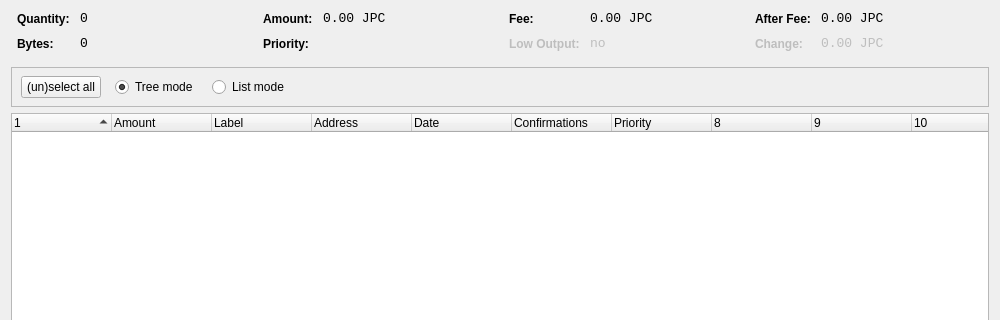
Before: the Qt Designer form src/qt/forms/coincontroldialog.ui in rtc29462/JackpotCoin, drawn with Qt 5; both pictures show x 0 to 1000 and y 0 to 320 of the 1000 by 500 pixel window.
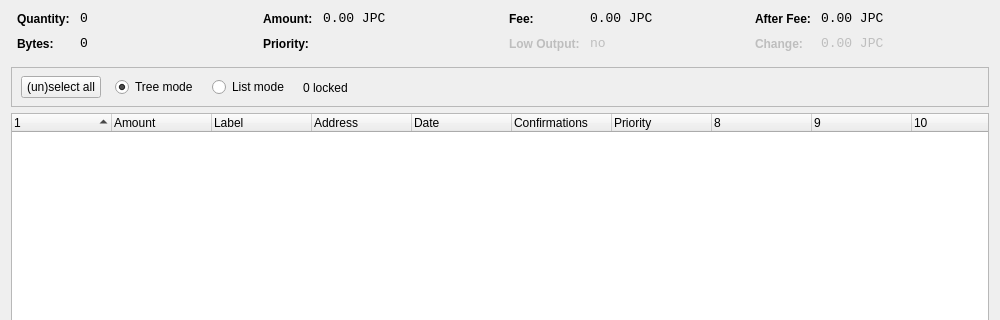
After: the same form once the commit is applied. Custom widgets are drawn as their Qt base class.

Patch:
```diff
--- a/src/qt/forms/coincontroldialog.ui
+++ b/src/qt/forms/coincontroldialog.ui
@@ -375,11 +375,11 @@
        <rect>
         <x>10</x>
         <y>0</y>
-        <width>781</width>
+        <width>691</width>
         <height>41</height>
        </rect>
       </property>
-      <layout class="QHBoxLayout" name="horizontalLayoutPanel" stretch="0,0,0,0">
+      <layout class="QHBoxLayout" name="horizontalLayoutPanel" stretch="0,0,0,0,0">
        <property name="spacing">
         <number>14</number>
        </property>
@@ -425,6 +425,13 @@
          </property>
         </widget>
        </item>
+       <item>
+        <widget class="QLabel" name="labelLocked">
+         <property name="text">
+          <string>0 locked</string>
+         </property>
+        </widget>
+       </item>
        <item>
         <spacer name="horizontalSpacer">
          <property name="orientation">
```
